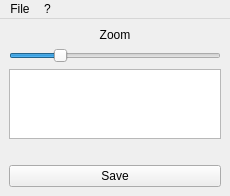
Before: the Qt Designer form barqodewidget.ui in teknoraver/barqode, drawn with Qt 5.
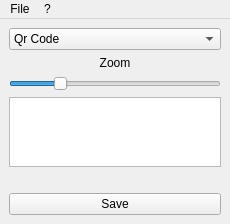
After: the same form once the commit is applied. Icons and pictures are not drawn.

Patch:
```diff
--- a/barqodewidget.ui
+++ b/barqodewidget.ui
@@ -8,7 +8,7 @@
     <x>0</x>
     <y>0</y>
     <width>230</width>
-    <height>180</height>
+    <height>200</height>
    </rect>
   </property>
   <property name="windowTitle">
@@ -29,6 +29,23 @@
   </property>
   <widget class="QWidget" name="centralWidget">
    <layout class="QVBoxLayout" name="verticalLayout">
+    <item>
+     <widget class="QComboBox" name="codeType">
+      <property name="currentIndex">
+       <number>0</number>
+      </property>
+      <item>
+       <property name="text">
+        <string>Qr Code</string>
+       </property>
+      </item>
+      <item>
+       <property name="text">
+        <string>Data Matrix</string>
+       </property>
+      </item>
+     </widget>
+    </item>
     <item>
      <widget class="QLabel" name="label">
       <property name="text">
@@ -73,8 +90,8 @@
        <string>&lt;!DOCTYPE HTML PUBLIC &quot;-//W3C//DTD HTML 4.0//EN&quot; &quot;http://www.w3.org/TR/REC-html40/strict.dtd&quot;&gt;
 &lt;html&gt;&lt;head&gt;&lt;meta name=&quot;qrichtext&quot; content=&quot;1&quot; /&gt;&lt;style type=&quot;text/css&quot;&gt;
 p, li { white-space: pre-wrap; }
-&lt;/style&gt;&lt;/head&gt;&lt;body style=&quot; font-family:'DejaVu Sans'; font-size:9pt; font-weight:400; font-style:normal;&quot;&gt;
-&lt;p style=&quot;-qt-paragraph-type:empty; margin-top:0px; margin-bottom:0px; margin-left:0px; margin-right:0px; -qt-block-indent:0; text-indent:0px; font-family:'Sans Serif';&quot;&gt;&lt;/p&gt;&lt;/body&gt;&lt;/html&gt;</string>
+&lt;/style&gt;&lt;/head&gt;&lt;body style=&quot; font-family:'Sans Serif'; font-size:9pt; font-weight:400; font-style:normal;&quot;&gt;
+&lt;p style=&quot;-qt-paragraph-type:empty; margin-top:0px; margin-bottom:0px; margin-left:0px; margin-right:0px; -qt-block-indent:0; text-indent:0px;&quot;&gt;&lt;br /&gt;&lt;/p&gt;&lt;/body&gt;&lt;/html&gt;</string>
       </property>
      </widget>
     </item>
```
Left out of the diff: 2 changed lines with no effect on the pictures.
